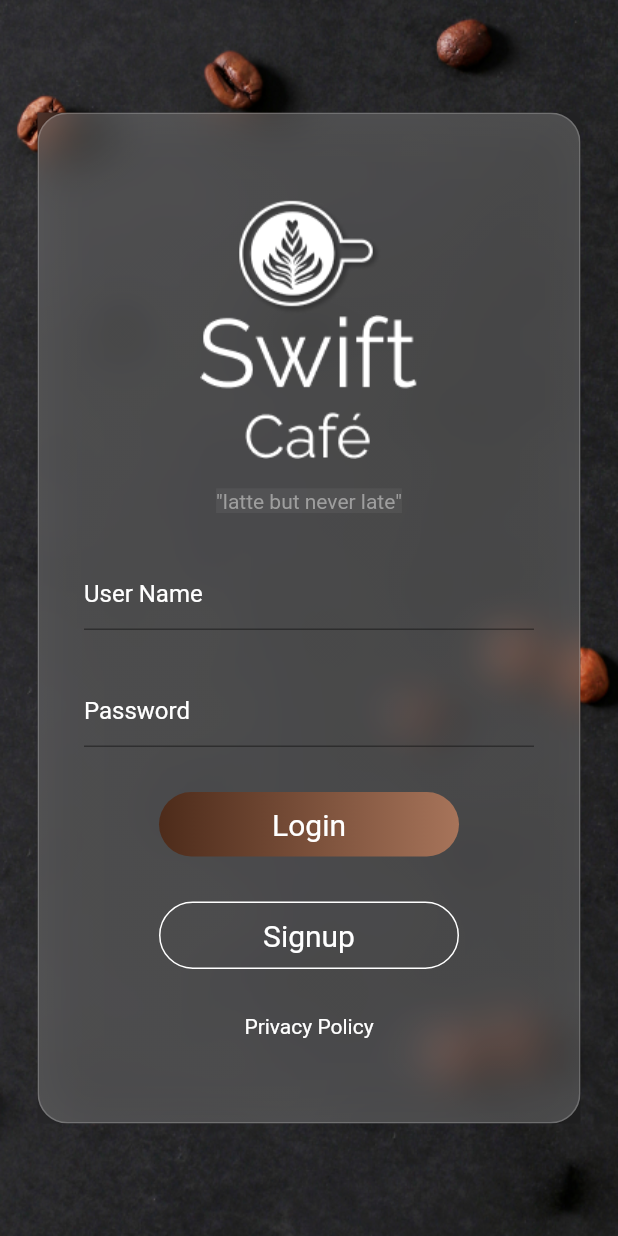
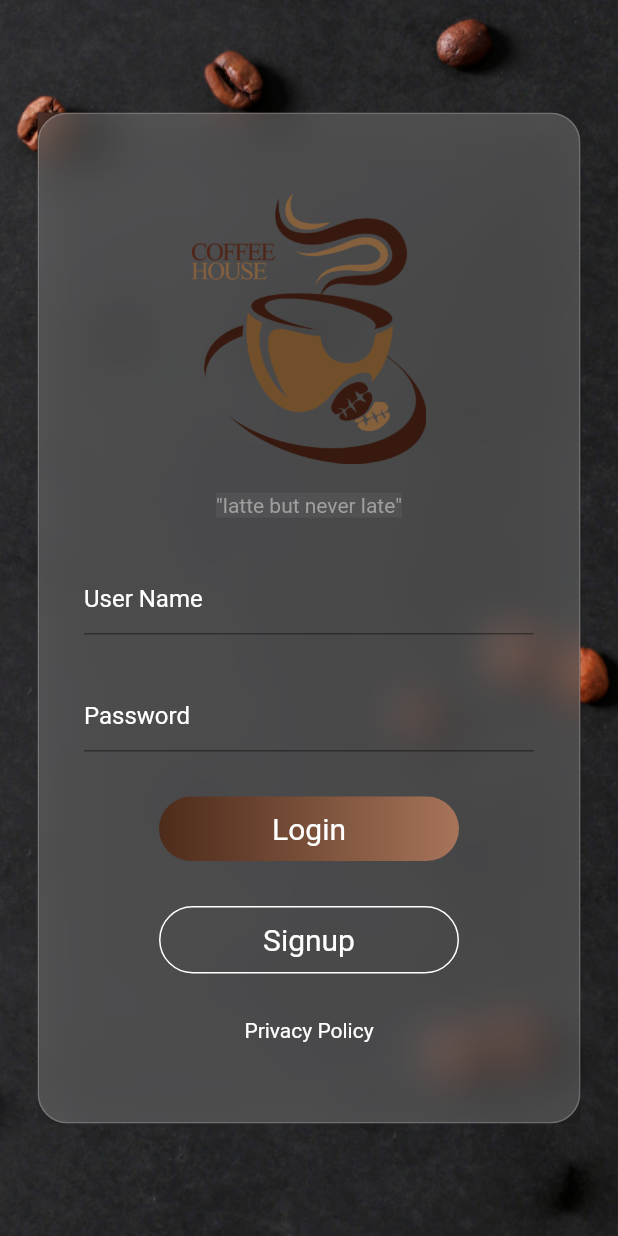
Before and after one commit to HarshaVoleti/cafe_shop, a Flutter app: the screen it shows after launch, on a phone screen of 412 x 824 dp. Run offline on Flutter 3.47's test engine with Material 2 defaults, Android fonts, the phone set to English and light mode, and no system bars; our stand-ins replace flutter_svg, sliding_up_panel.

```diff
--- a/lib/data.dart
+++ b/lib/data.dart
@@ -1,3 +1,9 @@
+
+
+List navicons = [
+
+];
+
 const List coffes = [
   {
     "img": "assets/images/Coffee1.png",
--- a/lib/loginpage.dart
+++ b/lib/loginpage.dart
@@ -79,8 +79,13 @@ class Loginpage extends StatelessWidget {
               child: Column(
                 mainAxisAlignment: MainAxisAlignment.center,
                 children: [
-                  Image.asset("assets/images/logo.png"),
-                  Image.asset("assets/images/logon.png"),
+                  SizedBox(
+                    height: 180,
+                    width: 180,
+                    child: Image.asset(
+                      "assets/images/logo1.png",
+                    ),
+                  ),
                   SizedBox(
                     height: 20,
                   ),
```
Also changed, not shown: lib/home.dart (+5 -3 lines), assets/images/logo1.png (added), pubspec.lock, 2 other files.
